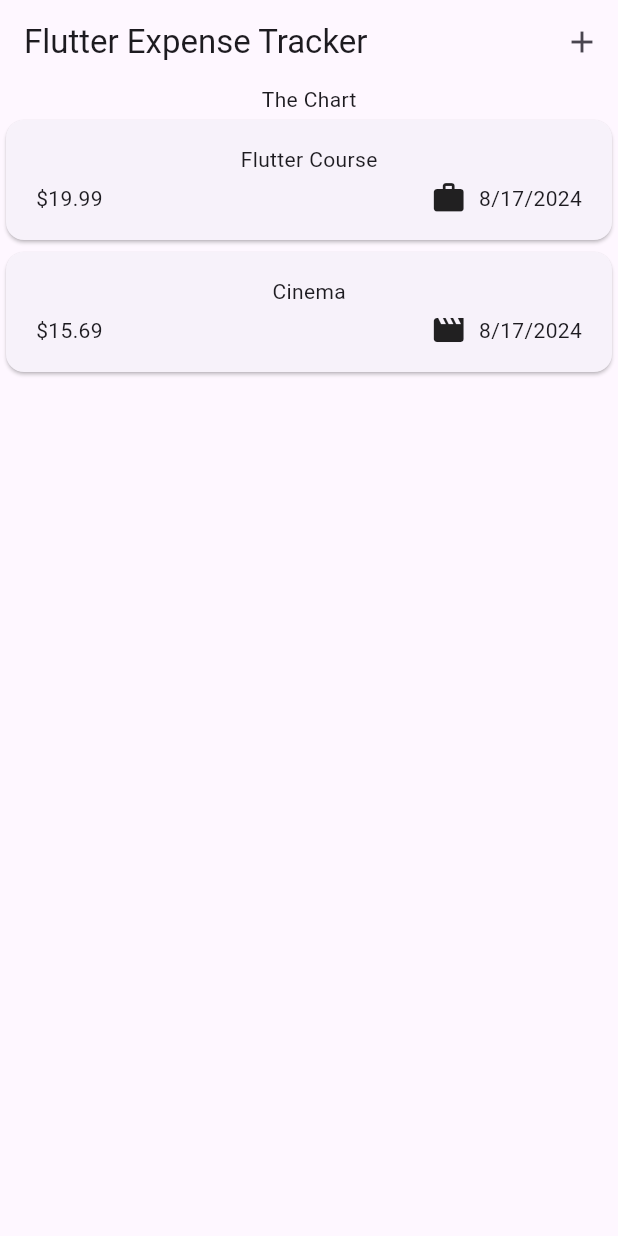
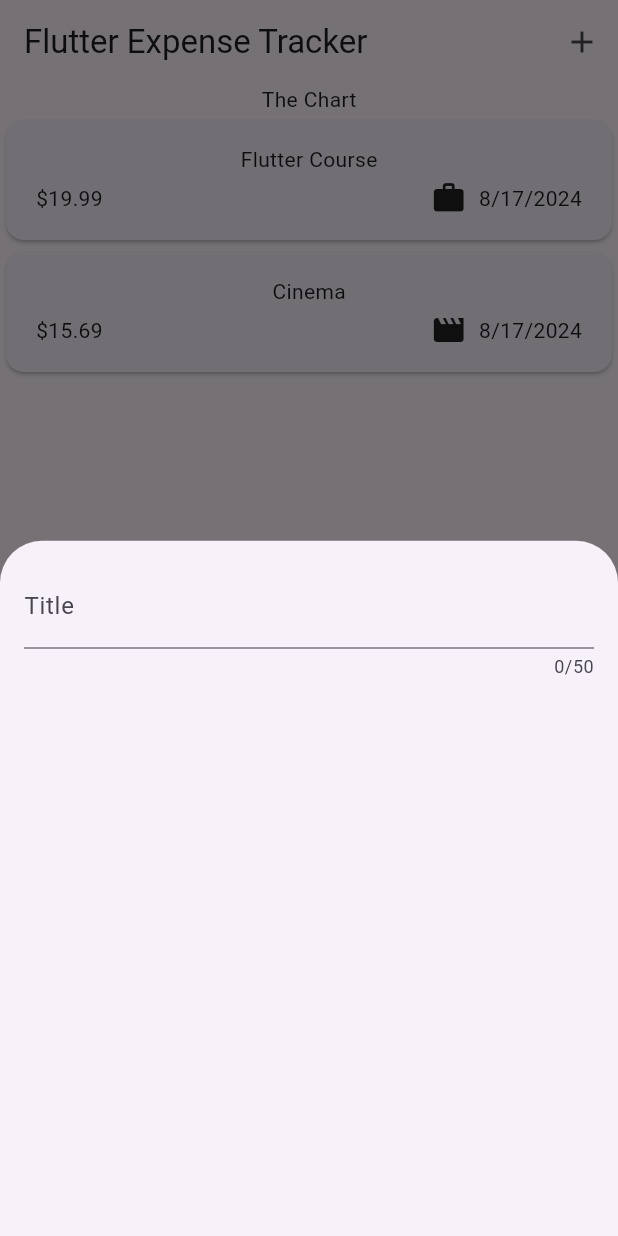
Before and after one commit to RahulSocialDev/flutter-basic-expense-tracker, a Flutter app: the screen it shows after launch, after a tap on the "add" icon, on a phone screen of 412 x 824 dp. Run offline on Flutter 3.47's test engine with Material 3 defaults, Android fonts, the phone set to English and light mode, and no system bars.

Commit message:
fix: added new expense card

```diff
--- a/lib/widgets/expenses.dart
+++ b/lib/widgets/expenses.dart
@@ -1,3 +1,4 @@
+import 'package:expense_tracker/widgets/new_expense.dart';
 import 'package:flutter/material.dart';
 
 import 'package:expense_tracker/widgets/expenses_list/expenses_list.dart';
@@ -11,8 +12,6 @@ class Expenses extends StatefulWidget {
 }
 
 class _ExpensesState extends State<Expenses> {
-  @override
-  Widget build(BuildContext context) {
   final List<Expense> _registeredExpenses = [
     Expense(
       title: 'Flutter Course',
@@ -28,13 +27,22 @@ class _ExpensesState extends State<Expenses> {
     ),
   ];
 
+  void _openAddExpenseOverlay() {
+    showModalBottomSheet(
+      context: context,
+      builder: (ctx) => const NewExpense(),
+    );
+  }
+
+  @override
+  Widget build(BuildContext context) {
     return Scaffold(
       appBar: AppBar(
         title: const Text('Flutter Expense Tracker'),
         centerTitle: false,
         actions: [
           IconButton(
-            onPressed: () => {},
+            onPressed: _openAddExpenseOverlay,
             icon: const Icon(Icons.add),
           )
         ],
--- /dev/null
+++ b/lib/widgets/new_expense.dart
@@ -0,0 +1,27 @@
+import 'package:flutter/material.dart';
+
+class NewExpense extends StatefulWidget {
+  const NewExpense({super.key});
+
+  @override
+  State<StatefulWidget> createState() => _NewExpenseState();
+}
+
+class _NewExpenseState extends State<NewExpense> {
+  @override
+  Widget build(BuildContext context) {
+    return const Padding(
+      padding: EdgeInsets.all(16),
+      child: Column(
+        children: [
+          TextField(
+            maxLength: 50,
+            decoration: InputDecoration(
+              label: Text('Title'),
+            ),
+          )
+        ],
+      ),
+    );
+  }
+}
```
Lines whose indentation alone changed are shown as unchanged.
